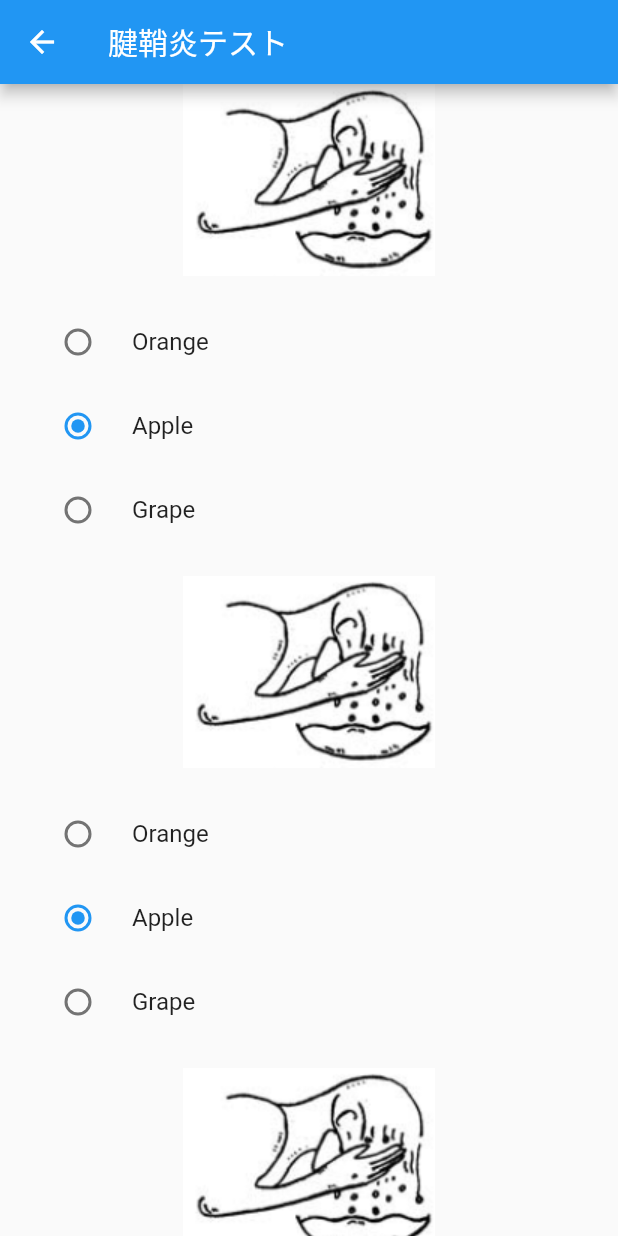
After one commit to 22726020/AIdakko, a Flutter app: the screen it shows after launch, after a tap on "腱鞘炎テスト", on a phone screen of 412 x 824 dp. The commit adds this screen. Run offline on Flutter 3.47's test engine with Material 2 defaults, Android fonts, the light colour scheme and no system bars; our stand-ins replace audioplayers, camera, image_gallery_saver; missing offline and left inert: google_mlkit_pose_detection.

Commit message:
hand.dart追加

```diff
--- /dev/null
+++ b/lib/hand.dart
@@ -0,0 +1,110 @@
+import 'package:camera/camera.dart';
+import 'package:flutter/material.dart';
+import 'package:gazou/get.dart';
+import 'package:audioplayers/audioplayers.dart';
+import 'package:gazou/junbi.dart';
+
+
+class HandPage extends StatefulWidget {
+  const HandPage({Key? key, }) : super(key: key);
+
+  @override
+  State<HandPage> createState() => _HandPageState();
+}
+
+enum Fruits { Apple, Orange, Grape }
+
+class _HandPageState extends State<HandPage> {
+  var _radVal = Fruits.Apple;
+
+  void _onChanged(value) {
+    setState(() {
+      _radVal = value;
+    });
+  }
+
+  @override
+  Widget build(BuildContext context) {
+    return Scaffold(
+      appBar: AppBar(
+        title: Text('腱鞘炎テスト'),
+      ),
+      body: SingleChildScrollView(
+        child: Column(
+          children: <Widget>[
+        Image.asset("assets/hand1.png"),
+        Padding(
+        padding: EdgeInsets.all(16.0),
+        child: Column(
+          children: <Widget>[
+            RadioListTile(
+                title: Text('Orange'),
+                value: Fruits.Orange,
+                groupValue: _radVal,
+                onChanged: _onChanged),
+            RadioListTile(
+                title: Text('Apple'),
+                value: Fruits.Apple,
+                groupValue: _radVal,
+                onChanged: _onChanged),
+            RadioListTile(
+                title: Text('Grape'),
+                value: Fruits.Grape,
+                groupValue: _radVal,
+                onChanged: _onChanged),
+          ],
+        ),
+        ),
+                Image.asset("assets/hand1.png"),
+        Padding(
+        padding: EdgeInsets.all(16.0),
+        child: Column(
+          children: <Widget>[
+            RadioListTile(
+                title: Text('Orange'),
+                value: Fruits.Orange,
+                groupValue: _radVal,
+                onChanged: _onChanged),
+            RadioListTile(
+                title: Text('Apple'),
+                value: Fruits.Apple,
+                groupValue: _radVal,
+                onChanged: _onChanged),
+            RadioListTile(
+                title: Text('Grape'),
+                value: Fruits.Grape,
+                groupValue: _radVal,
+                onChanged: _onChanged),
+          ],
+        ),
+        ),
+                Image.asset("assets/hand1.png"),
+        Padding(
+        padding: EdgeInsets.all(16.0),
+        child: Column(
+          children: <Widget>[
+            RadioListTile(
+                title: Text('Orange'),
+                value: Fruits.Orange,
+                groupValue: _radVal,
+                onChanged: _onChanged),
+            RadioListTile(
+                title: Text('Apple'),
+                value: Fruits.Apple,
+                groupValue: _radVal,
+                onChanged: _onChanged),
+            RadioListTile(
+                title: Text('Grape'),
+                value: Fruits.Grape,
+                groupValue: _radVal,
+                onChanged: _onChanged),
+          ],
+        ),
+        ),
+        ],
+
+        ),
+      ),
+    );
+  }
+}
--- a/lib/main.dart
+++ b/lib/main.dart
@@ -9,6 +9,7 @@ import 'package:url_launcher/url_launcher.dart';
 import 'package:audioplayers/audioplayers.dart';
 import 'package:gazou/improve.dart';
 import 'package:gazou/test.dart';
+import 'package:gazou/hand.dart';
 //こんにちは
 Future<void> main() async {
   // main 関数内で非同期処理を呼び出すための設定
@@ -137,7 +138,7 @@ class _MyHomePageState extends State<MyHomePage> {
             Column(
               mainAxisAlignment: MainAxisAlignment.end,
               children: <Widget>[
-                Padding(padding: EdgeInsets.only(top: 320),
+                Padding(padding: EdgeInsets.only(top: 300),
               child: ElevatedButton(
                   onPressed: (){
                     Navigator.push(
@@ -150,7 +151,7 @@ class _MyHomePageState extends State<MyHomePage> {
                     primary: Color.fromARGB(255, 214, 160, 255),
                     elevation: 16,
                   ),
-                  child: Text('撮影を行う',style: TextStyle(fontSize: 60,color: Colors.black)),
+                  child: Text('撮影を行う',style: TextStyle(fontSize: 40,color: Colors.black)),
                 ),
                 ),
                ElevatedButton(
@@ -165,7 +166,21 @@ class _MyHomePageState extends State<MyHomePage> {
                     primary: Color.fromARGB(255, 214, 160, 255),
                     elevation: 16,
                   ),
-                  child: Text('修正を行う',style: TextStyle(fontSize: 50,color: Colors.black)),
+                  child: Text('修正を行う',style: TextStyle(fontSize: 40,color: Colors.black)),
+                ),
+               ElevatedButton(
+                  onPressed: (){
+                    Navigator.push(
+                    context,
+                    MaterialPageRoute(builder: (context) => HandPage()
+              )
+                    );
+                  },
+                  style: ElevatedButton.styleFrom(
+                    primary: Color.fromARGB(255, 214, 160, 255),
+                    elevation: 16,
+                  ),
+                  child: Text('腱鞘炎テスト',style: TextStyle(fontSize: 20,color: Colors.black)),
                 ),
 
                 ElevatedButton(
--- a/pubspec.yaml
+++ b/pubspec.yaml
@@ -90,6 +90,7 @@ flutter:
     - assets/akatyankoe.mp3
     - assets/junbiout.png
     - assets/human.jpg
+    - assets/hand1.png
   # To add assets to your application, add an assets section, like this:
   # assets:
   #   - images/a_dot_burr.jpeg
```
Also changed, not shown: assets/hand1.png (added).
